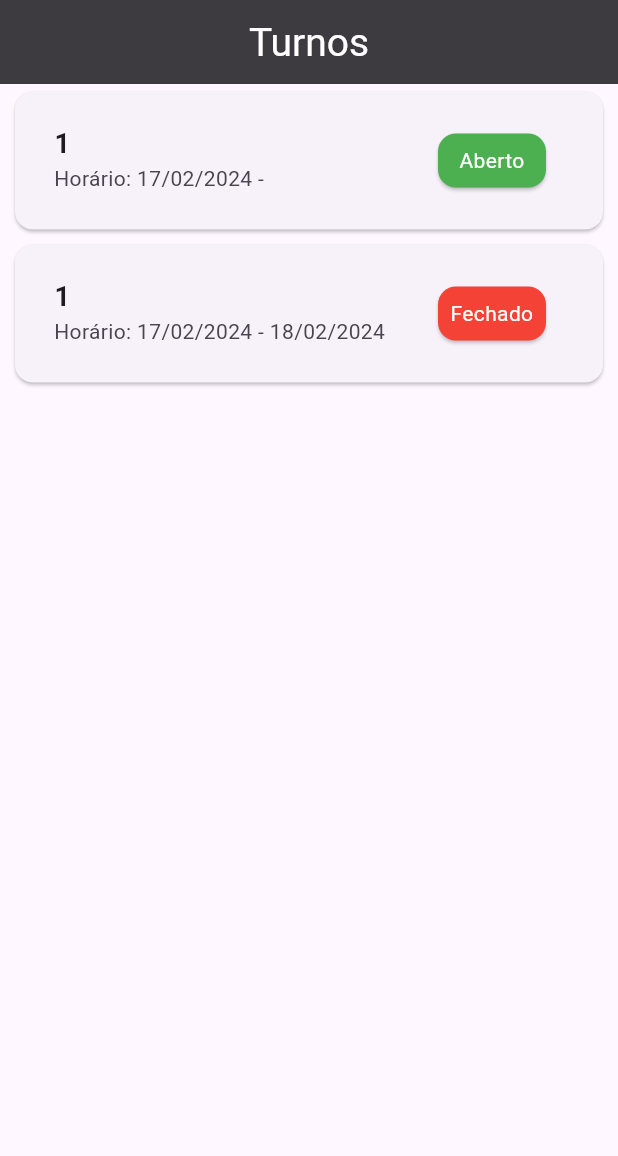
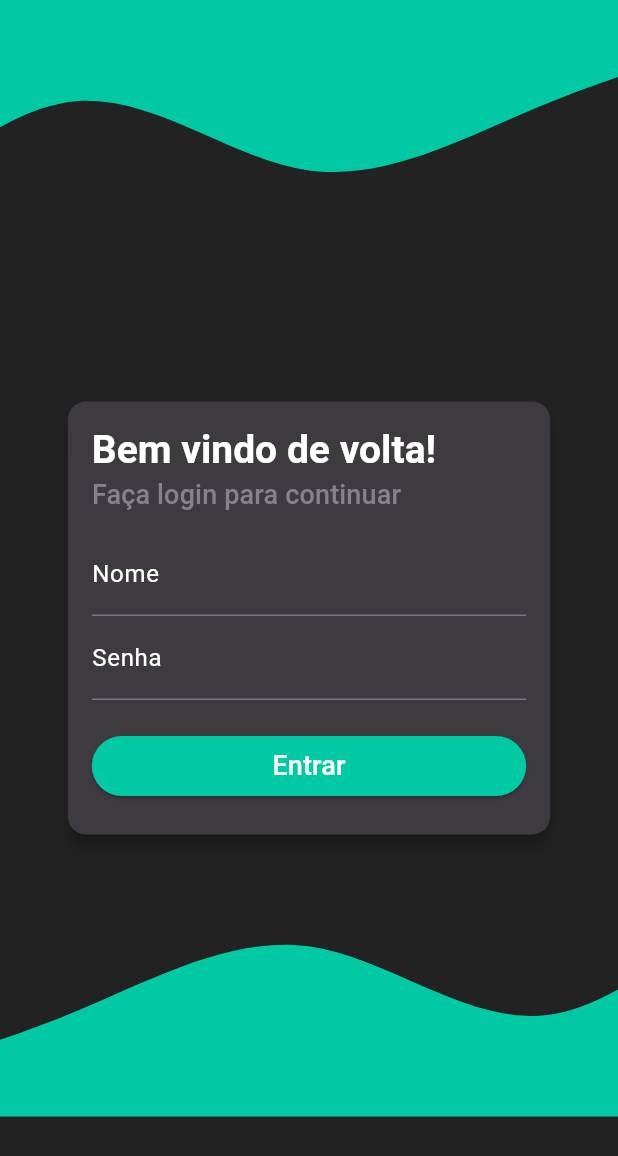
Before and after one commit to Eder-Queiroz/pdv-app, a Flutter app: the screen it shows after launch, on a phone screen of 412 x 824 dp. Shown: the top 1156 px of the screen. Run offline on Flutter 3.47's test engine with Material 3 defaults, Android fonts, the phone set to English and light mode, and no system bars; our stand-ins replace flutter_svg, sqflite; accounts and stored records are empty.

Commit message:
Feat: create login_page style

```diff
--- a/lib/components/shift_item.dart
+++ b/lib/components/shift_item.dart
@@ -30,6 +30,7 @@ class ShiftItem extends StatelessWidget {
           trailing: SizedBox(
             width: 80,
             child: Card(
+              elevation: 4,
               color: shift.isOpened ? Colors.green : Colors.red,
               child: Padding(
                 padding: const EdgeInsets.all(8.0),
--- a/lib/data/dummy_data.dart
+++ b/lib/data/dummy_data.dart
@@ -23,6 +23,11 @@ final List<User> usersData = [
   User(
     id: 1,
     name: 'John Doe',
+    role: Role.manager,
+  ),
+  User(
+    id: 2,
+    name: 'teste',
     role: Role.employee,
   ),
 ];
--- a/lib/main.dart
+++ b/lib/main.dart
@@ -1,6 +1,8 @@
 import 'package:flutter/material.dart';
+import 'package:pdv_app/pages/login_page.dart';
 import 'package:pdv_app/pages/shift_page.dart';
 import 'package:pdv_app/provider/shift_provider.dart';
+import 'package:pdv_app/provider/user_provider.dart';
 import 'package:pdv_app/utils/app_router.dart';
 import 'package:pdv_app/utils/colors_theme.dart';
 import 'package:provider/provider.dart';
@@ -13,9 +15,10 @@ class MyApp extends StatelessWidget {
     return MultiProvider(
       providers: [
         ChangeNotifierProvider(create: (ctx) => ShiftProvider()),
+        ChangeNotifierProvider(create: (ctx) => UserProvider()),
       ],
       child: MaterialApp(
-        title: 'DeliMeals',
+        title: 'PDV',
         theme: ThemeData(
           primaryColor: Colors.green,
           appBarTheme: const AppBarTheme(
@@ -30,10 +33,23 @@ class MyApp extends StatelessWidget {
             labelColor: Colors.pink,
             unselectedLabelColor: Colors.white,
           ),
+          textTheme: const TextTheme(
+            titleLarge: TextStyle(
+              fontSize: 26,
+              fontWeight: FontWeight.bold,
+              color: Colors.white,
+            ),
+            labelLarge: TextStyle(
+              fontSize: 18,
+              color: ColorsTheme.primary300,
+            ),
+          ),
         ),
         routes: {
-          AppRouter.home: (ctx) => const ShiftPage(),
+          AppRouter.home: (ctx) => const LoginPage(),
+          AppRouter.shift: (ctx) => const ShiftPage(),
         },
+        debugShowCheckedModeBanner: false,
       ),
     );
   }
--- /dev/null
+++ b/lib/pages/login_page.dart
@@ -0,0 +1,114 @@
+import 'package:flutter/material.dart';
+import 'package:flutter_svg/flutter_svg.dart';
+
+import '../utils/colors_theme.dart';
+
+class LoginPage extends StatelessWidget {
+  const LoginPage({super.key});
+
+  @override
+  Widget build(BuildContext context) {
+    return Scaffold(
+      backgroundColor: ColorsTheme.primary800,
+      body: Stack(
+        children: <Widget>[
+          Transform.flip(
+            flipX: true,
+            flipY: true,
+            child: Positioned(
+              top: 0,
+              left: 0,
+              child: SvgPicture.asset(
+                'assets/images/Vector.svg',
+                width: MediaQuery.of(context).size.width,
+              ),
+            ),
+          ),
+          Positioned(
+            bottom: 0,
+            child: SvgPicture.asset(
+              'assets/images/Vector.svg',
+              width: MediaQuery.of(context).size.width,
+              height: MediaQuery.of(context).size.height * 0.4,
+            ),
+          ),
+          Center(
+            child: SizedBox(
+              width: MediaQuery.of(context).size.width * 0.8,
+              height: MediaQuery.of(context).size.height * 0.36,
+              child: Card(
+                color: ColorsTheme.primary500,
+                elevation: 5,
+                child: Padding(
+                  padding: const EdgeInsets.all(16),
+                  child: Column(
+                    children: <Widget>[
+                      SizedBox(
+                        width: double.infinity,
+                        child: Text(
+                          'Bem vindo de volta!',
+                          style: Theme.of(context).textTheme.titleLarge,
+                        ),
+                      ),
+                      SizedBox(
+                        width: double.infinity,
+                        child: Text("Faça login para continuar",
+                            style: Theme.of(context).textTheme.labelLarge),
+                      ),
+                      const SizedBox(height: 12),
+                      Form(
+                        child: Column(
+                          children: <Widget>[
+                            TextFormField(
+                              decoration: const InputDecoration(
+                                labelText: 'Nome',
+                                labelStyle: TextStyle(color: Colors.white),
+                                focusedBorder: UnderlineInputBorder(
+                                  borderSide: BorderSide(color: Colors.white),
+                                ),
+                              ),
+                              style: const TextStyle(
+                                color: Colors.white,
+                              ),
+                            ),
+                            TextFormField(
+                              decoration: const InputDecoration(
+                                labelText: 'Senha',
+                                labelStyle: TextStyle(color: Colors.white),
+                                focusedBorder: UnderlineInputBorder(
+                                  borderSide: BorderSide(color: Colors.white),
+                                ),
+                              ),
+                              style: const TextStyle(
+                                color: Colors.white,
+                              ),
+                              obscureText: true,
+                            ),
+                            const SizedBox(height: 20),
+                            SizedBox(
+                              width: double.infinity,
+                              child: ElevatedButton(
+                                style: ElevatedButton.styleFrom(
+                                  primary: ColorsTheme.secondary500,
+                                ),
+                                onPressed: () {},
+                                child: const Text(
+                                  'Entrar',
+                                  style: TextStyle(color: Colors.white),
+                                ),
+                              ),
+                            ),
+                          ],
+                        ),
+                      ),
+                    ],
+                  ),
+                ),
+              ),
+            ),
+          ),
+        ],
+      ),
+    );
+  }
+}
--- a/lib/pages/shift_page.dart
+++ b/lib/pages/shift_page.dart
@@ -15,7 +15,7 @@ class ShiftPage extends StatelessWidget {
       appBar: AppBar(
         title: const Text('Turnos'),
       ),
-      body: Expanded(
+      body: Container(
         child: shiftProvider.itemsCount > 0
             ? ListView.builder(
                 itemCount: shiftProvider.itemsCount,
--- a/lib/provider/user_provider.dart
+++ b/lib/provider/user_provider.dart
@@ -1,11 +1,15 @@
 import 'package:flutter/cupertino.dart';
+import 'package:pdv_app/data/dummy_data.dart';
 
 import '../model/user.dart';
 
 class UserProvider with ChangeNotifier {
-  late User _user;
+  final List<User> _items = [...usersData];
+  User _user = usersData[0];
 
   User get user => _user;
+
+  List<User> get items => [..._items];
 
   void setUser(User user) {
     _user = user;
--- a/lib/utils/app_router.dart
+++ b/lib/utils/app_router.dart
@@ -1,3 +1,4 @@
 class AppRouter {
   static const String home = '/';
+  static const String shift = '/shift';
 }
--- a/pubspec.yaml
+++ b/pubspec.yaml
@@ -33,6 +33,7 @@ dependencies:
   intl: ^0.19.0
   sqflite: ^2.3.2
   provider: ^6.1.1
+  flutter_svg: ^2.0.9
 
   # The following adds the Cupertino Icons font to your application.
   # Use with the CupertinoIcons class for iOS style icons.
@@ -61,9 +62,8 @@ flutter:
   uses-material-design: true
 
   # To add assets to your application, add an assets section, like this:
-  # assets:
-  #   - images/a_dot_burr.jpeg
-  #   - images/a_dot_ham.jpeg
+  assets:
+   - assets/images/Vector.svg
 
   # An image asset can refer to one or more resolution-specific "variants", see
   # https://flutter.dev/assets-and-images/#resolution-aware
```
Also changed, not shown: assets/images/Vector.svg (added), pubspec.lock.
